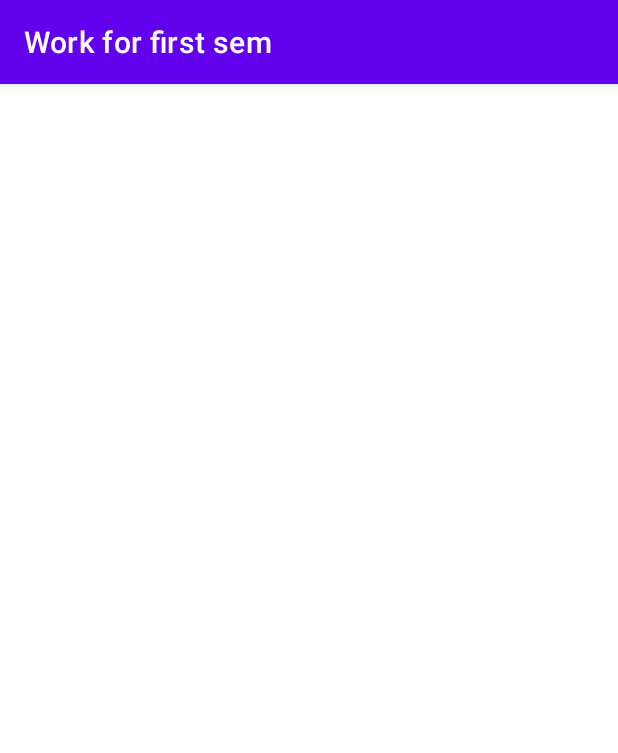
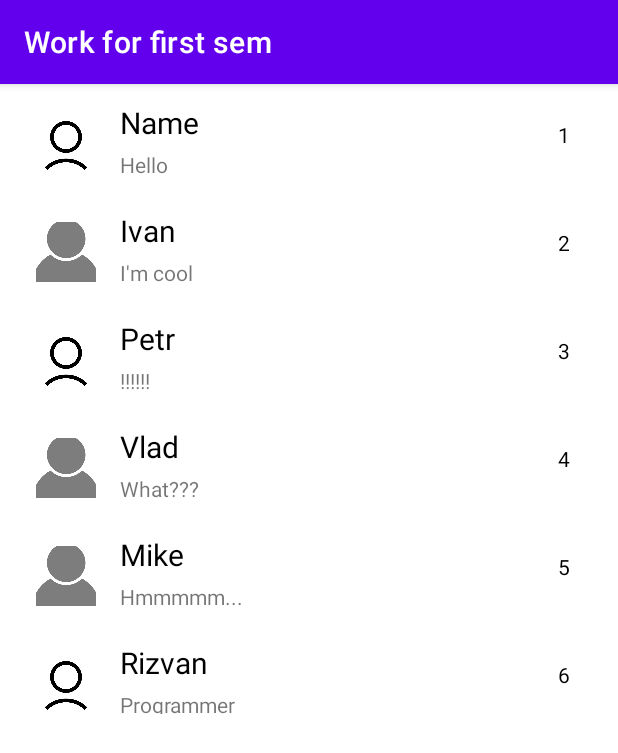
Before and after one commit to garoriz/hw_android, an Android app: the screen it shows after launch (MainActivity), on a phone screen of 412 x 824 dp. Shown: the top 753 px of the screen. Run offline under Robolectric (Android 15) with nearby library versions, the phone set to English and light mode, and no system bars.

Commit message:
done hw5

```diff
--- a/app/build.gradle
+++ b/app/build.gradle
@@ -43,6 +43,7 @@ dependencies {
     implementation 'androidx.constraintlayout:constraintlayout:2.0.4'
     implementation 'androidx.navigation:navigation-fragment-ktx:2.3.5'
     implementation 'androidx.navigation:navigation-ui-ktx:2.3.5'
+    implementation 'androidx.legacy:legacy-support-v4:1.0.0'
     testImplementation 'junit:junit:4.+'
     androidTestImplementation 'androidx.test.ext:junit:1.1.2'
     androidTestImplementation 'androidx.test.espresso:espresso-core:3.3.0'
--- a/app/src/main/java/com/example/workforfirstsem/MainActivity.kt
+++ b/app/src/main/java/com/example/workforfirstsem/MainActivity.kt
@@ -3,12 +3,23 @@ package com.example.workforfirstsem
 import androidx.appcompat.app.AppCompatActivity
 import android.os.Bundle
 import androidx.navigation.fragment.NavHostFragment
+import com.example.workforfirstsem.databinding.ActivityMainBinding
 
 class MainActivity : AppCompatActivity() {
+
+    private lateinit var binding: ActivityMainBinding
+
     override fun onCreate(savedInstanceState: Bundle?) {
         super.onCreate(savedInstanceState)
-        val controller = (supportFragmentManager.findFragmentById(R.id.container)
-                as NavHostFragment).navController
-        setContentView(R.layout.activity_main)
+        binding = ActivityMainBinding.inflate(layoutInflater).also {
+            setContentView(it.root)
+        }
+
+        supportFragmentManager.beginTransaction()
+            .add(R.id.container, MainFragment())
+            .commit()
+
+        with (binding) {
+        }
     }
 }
--- /dev/null
+++ b/app/src/main/java/com/example/workforfirstsem/MainFragment.kt
@@ -0,0 +1,37 @@
+package com.example.workforfirstsem
+
+import android.os.Bundle
+import androidx.fragment.app.Fragment
+import android.view.LayoutInflater
+import android.view.View
+import android.view.ViewGroup
+import androidx.fragment.app.FragmentManager
+import androidx.recyclerview.widget.RecyclerView
+import com.google.android.material.snackbar.Snackbar
+
+class MainFragment : Fragment(R.layout.fragment_main) {
+
+    private var userAdapter : UserAdapter? = null
+
+    override fun onViewCreated(view: View, savedInstanceState: Bundle?) {
+        super.onViewCreated(view, savedInstanceState)
+
+        userAdapter = UserAdapter(UserRepository.users) {
+            showUserInfo(it)
+        }
+        view.findViewById<RecyclerView>(R.id.users).run {
+            adapter = userAdapter
+        }
+    }
+
+    private fun showUserInfo(id : Int) {
+        val bundle = Bundle()
+        bundle.putInt("id", id)
+        val userInfoFragment = UserInfoFragment()
+        userInfoFragment.arguments = bundle
+        activity?.supportFragmentManager?.beginTransaction()
+            ?.replace(R.id.container, userInfoFragment)
+            ?.addToBackStack("fragment")
+            ?.commit()
+    }
+}
--- /dev/null
+++ b/app/src/main/java/com/example/workforfirstsem/User.kt
@@ -0,0 +1,8 @@
+package com.example.workforfirstsem
+
+data class User(
+    val id: Int,
+    val photo: Int,
+    val name: String,
+    val status: String,
+)
--- /dev/null
+++ b/app/src/main/java/com/example/workforfirstsem/UserAdapter.kt
@@ -0,0 +1,18 @@
+package com.example.workforfirstsem
+
+import android.view.ViewGroup
+import androidx.recyclerview.widget.RecyclerView
+
+class UserAdapter(
+    private val list : List<User>,
+    private val action : (Int) -> Unit
+) : RecyclerView.Adapter<UserHolder>() {
+    override fun onCreateViewHolder (parent: ViewGroup, viewType: Int) : UserHolder =
+        UserHolder.create(parent, action)
+
+    override fun onBindViewHolder(holder: UserHolder, position: Int) {
+        holder.bind(list[position])
+    }
+
+    override fun getItemCount(): Int = list.size
+}
--- /dev/null
+++ b/app/src/main/java/com/example/workforfirstsem/UserHolder.kt
@@ -0,0 +1,47 @@
+package com.example.workforfirstsem
+
+import android.view.LayoutInflater
+import android.view.ViewGroup
+import androidx.recyclerview.widget.RecyclerView
+import com.example.workforfirstsem.databinding.ItemUserBinding
+
+class UserHolder(
+    private val binding : ItemUserBinding,
+    private val action : (Int) -> Unit
+) : RecyclerView.ViewHolder(binding.root){
+
+    private var user : User? = null
+
+    init {
+        itemView.setOnClickListener {
+            user?.id?.also(action)
+        }
+    }
+
+fun bind(item : User) {
+    this.user = item
+    with(binding) {
+        id.text = item.id.toString()
+        name.text = item.name
+        status.text = item.status
+        photo.setImageResource(item.photo)
+
+        itemView.setOnClickListener {
+            action(item.id)
+        }
+    }
+}
+
+    companion object {
+        fun create (
+            parent: ViewGroup,
+            action : (Int) -> Unit
+        ) = UserHolder (
+            ItemUserBinding.inflate(
+                LayoutInflater.from(parent.context),
+                parent,
+                false
+            ), action
+        )
+    }
+}
--- /dev/null
+++ b/app/src/main/java/com/example/workforfirstsem/UserRepository.kt
@@ -0,0 +1,43 @@
+package com.example.workforfirstsem
+
+object UserRepository {
+
+    val users = arrayListOf (
+        User(
+            1,
+            R.drawable.photo,
+            "Name",
+            "Hello"
+        ),
+        User(
+            2,
+            R.drawable.photo_2,
+            "Ivan",
+            "I'm cool"
+        ),
+        User(
+            3,
+            R.drawable.photo,
+            "Petr",
+            "!!!!!!"
+        ),
+        User(
+            4,
+            R.drawable.photo_2,
+            "Vlad",
+            "What???"
+        ),
+        User(
+            5,
+            R.drawable.photo_2,
+            "Mike",
+            "Hmmmmm..."
+        ),
+        User(
+            6,
+            R.drawable.photo,
+            "Rizvan",
+            "Programmer"
+        ),
+            )
+}
--- /dev/null
+++ b/app/src/main/res/layout/fragment_main.xml
@@ -0,0 +1,16 @@
+<?xml version="1.0" encoding="utf-8"?>
+<androidx.constraintlayout.widget.ConstraintLayout xmlns:android="http://schemas.android.com/apk/res/android"
+    xmlns:app="http://schemas.android.com/apk/res-auto"
+    xmlns:tools="http://schemas.android.com/tools"
+    android:layout_width="match_parent"
+    android:layout_height="match_parent">
+
+    <androidx.recyclerview.widget.RecyclerView
+        android:id="@+id/users"
+        android:layout_width="match_parent"
+        android:layout_height="match_parent"
+        app:layoutManager="androidx.recyclerview.widget.LinearLayoutManager"
+        tools:itemCount="3"
+        tools:listitem="@layout/item_user" />
+
+</androidx.constraintlayout.widget.ConstraintLayout>
--- /dev/null
+++ b/app/src/main/res/layout/item_user.xml
@@ -0,0 +1,53 @@
+<?xml version="1.0" encoding="utf-8"?>
+<androidx.constraintlayout.widget.ConstraintLayout xmlns:android="http://schemas.android.com/apk/res/android"
+    android:layout_width="match_parent"
+    android:layout_height="72dp"
+    xmlns:app="http://schemas.android.com/apk/res-auto"
+    xmlns:tools="http://schemas.android.com/tools"
+    android:paddingHorizontal="16dp"
+    android:paddingVertical="12dp">
+
+
+    <com.google.android.material.imageview.ShapeableImageView
+        android:id="@+id/photo"
+        android:layout_width="40dp"
+        android:layout_height="40dp"
+        android:layout_margin="8dp"
+        android:scaleType="centerCrop"
+        android:src="@drawable/ic_launcher_background"
+        app:layout_constraintStart_toStartOf="parent"
+        app:layout_constraintTop_toTopOf="parent"
+        tools:src="@mipmap/ic_launcher" />
+
+    <TextView
+        android:id="@+id/name"
+        android:layout_width="0dp"
+        android:layout_height="32dp"
+        android:layout_marginHorizontal="16dp"
+        android:textColor="@color/black"
+        android:textSize="20sp"
+        app:layout_constraintStart_toEndOf="@id/photo"
+        app:layout_constraintTop_toTopOf="parent"
+        tools:text="Petr" />
+
+    <TextView
+        android:id="@+id/status"
+        android:layout_width="wrap_content"
+        android:layout_height="25dp"
+        android:layout_marginHorizontal="16dp"
+        tools:text="Hello"
+        app:layout_constraintStart_toEndOf="@+id/photo"
+        app:layout_constraintTop_toBottomOf="@+id/name" />
+
+    <TextView
+        android:id="@+id/id"
+        android:layout_width="24dp"
+        android:layout_height="24dp"
+        tools:text="1"
+        android:textColor="@color/black"
+        app:layout_constraintBottom_toBottomOf="parent"
+        app:layout_constraintEnd_toEndOf="parent"
+        app:layout_constraintTop_toTopOf="parent" />
+
+
+</androidx.constraintlayout.widget.ConstraintLayout>
--- a/app/src/main/res/values/strings.xml
+++ b/app/src/main/res/values/strings.xml
@@ -1,3 +1,5 @@
 <resources>
     <string name="app_name">Work for first sem</string>
+    <!-- TODO: Remove or change this placeholder text -->
+    <string name="hello_blank_fragment">Hello blank fragment</string>
 </resources>
--- a/build.gradle
+++ b/build.gradle
@@ -6,7 +6,7 @@ buildscript {
     }
     dependencies {
         classpath "com.android.tools.build:gradle:7.0.2"
-        classpath "org.jetbrains.kotlin:kotlin-gradle-plugin:1.5.30"
+        classpath 'org.jetbrains.kotlin:kotlin-gradle-plugin:1.5.31'
 
         // NOTE: Do not place your application dependencies here; they belong
         // in the individual module build.gradle files
```
Also changed, not shown: app/src/main/java/com/example/workforfirstsem/UserInfoFragment.kt (added, +42 -0 lines), app/src/main/res/layout/activity_main.xml (+2 -11 lines), app/src/main/res/layout/fragment_user_info.xml (added, +83 -0 lines), app/src/main/res/navigation/nav_graph.xml (+14 -1 lines), app/src/main/res/drawable/photo.png (added), app/src/main/res/drawable/photo_2.png (added).
